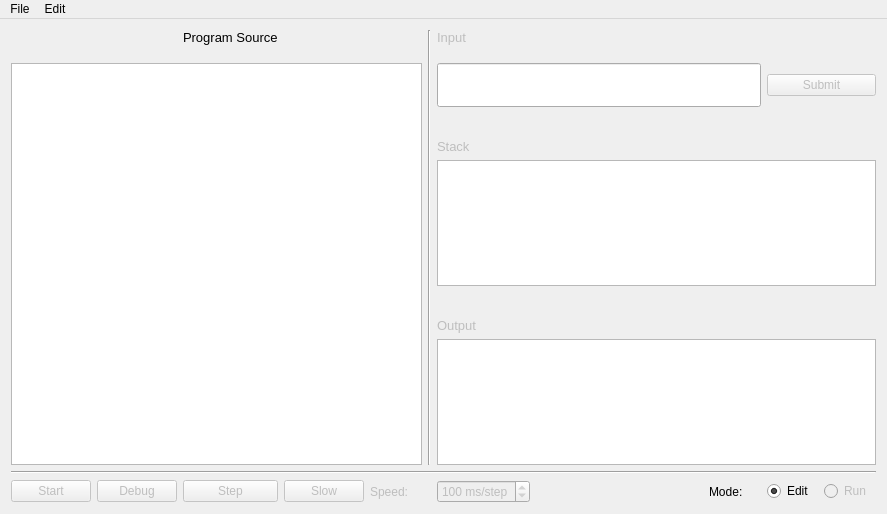
kagof/BefungeInterpreter, file BefungeInterpreter/mainwindow.ui: the form before one commit.
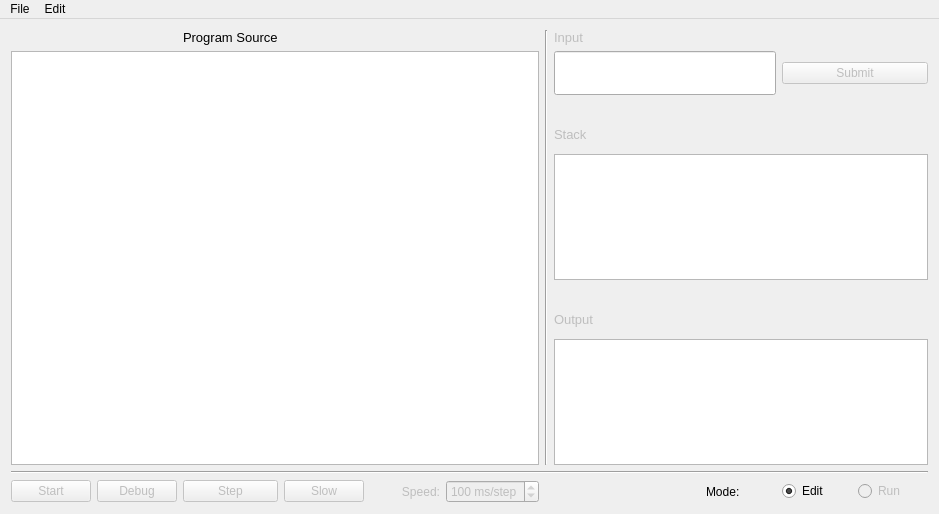
The form after the commit.

Diff of the .ui file:
```diff
--- a/BefungeInterpreter/mainwindow.ui
+++ b/BefungeInterpreter/mainwindow.ui
@@ -6,7 +6,7 @@
    <rect>
     <x>0</x>
     <y>0</y>
-    <width>887</width>
+    <width>939</width>
     <height>514</height>
    </rect>
   </property>
@@ -21,21 +21,8 @@
   </property>
   <widget class="QWidget" name="centralWidget">
    <layout class="QGridLayout" name="gridLayout">
-    <item row="11" column="10">
-     <widget class="QLabel" name="modeLabel">
-      <property name="font">
-       <font>
-        <family>MS Sans Serif</family>
-        <pointsize>9</pointsize>
-       </font>
-      </property>
-      <property name="text">
-       <string>Mode:</string>
-      </property>
-     </widget>
-    </item>
-    <item row="11" column="12">
-     <widget class="QRadioButton" name="runRadioButton">
+    <item row="13" column="4">
+     <widget class="QLabel" name="speedLabel">
       <property name="enabled">
        <bool>false</bool>
       </property>
@@ -46,12 +33,15 @@
        </font>
       </property>
       <property name="text">
-       <string>Run</string>
+       <string>Speed:</string>
+      </property>
+      <property name="alignment">
+       <set>Qt::AlignRight|Qt::AlignTrailing|Qt::AlignVCenter</set>
       </property>
      </widget>
     </item>
-    <item row="8" column="6" colspan="3">
-     <widget class="QLabel" name="outputLabel">
+    <item row="2" column="7">
+     <widget class="QLabel" name="inputLabel">
       <property name="enabled">
        <bool>false</bool>
       </property>
@@ -62,11 +52,41 @@
        </font>
       </property>
       <property name="text">
-       <string>Output</string>
+       <string>Input</string>
       </property>
      </widget>
     </item>
-    <item row="0" column="2">
+    <item row="13" column="5">
+     <widget class="QSpinBox" name="speedBox">
+      <property name="enabled">
+       <bool>false</bool>
+      </property>
+      <property name="font">
+       <font>
+        <family>MS Sans Serif</family>
+       </font>
+      </property>
+      <property name="accelerated">
+       <bool>true</bool>
+      </property>
+      <property name="correctionMode">
+       <enum>QAbstractSpinBox::CorrectToNearestValue</enum>
+      </property>
+      <property name="suffix">
+       <string> ms/step</string>
+      </property>
+      <property name="minimum">
+       <number>1</number>
+      </property>
+      <property name="maximum">
+       <number>500</number>
+      </property>
+      <property name="value">
+       <number>100</number>
+      </property>
+     </widget>
+    </item>
+    <item row="2" column="2">
      <widget class="QLabel" name="sourceLabel">
       <property name="font">
        <font>
@@ -79,23 +99,19 @@
       </property>
      </widget>
     </item>
-    <item row="11" column="11">
-     <widget class="QRadioButton" name="editRadioButton">
+    <item row="3" column="0" rowspan="9" colspan="6">
+     <widget class="QPlainTextEdit" name="sourceBox">
       <property name="font">
        <font>
-        <family>MS Sans Serif</family>
-        <pointsize>9</pointsize>
+        <family>Courier New</family>
        </font>
       </property>
-      <property name="text">
-       <string>Edit</string>
-      </property>
-      <property name="checked">
-       <bool>true</bool>
+      <property name="frameShadow">
+       <enum>QFrame::Raised</enum>
       </property>
      </widget>
     </item>
-    <item row="3" column="11" colspan="2">
+    <item row="3" column="10" colspan="2">
      <widget class="QPushButton" name="inputSubmitButton">
       <property name="enabled">
        <bool>false</bool>
@@ -105,95 +121,7 @@
       </property>
      </widget>
     </item>
-    <item row="5" column="6" colspan="3">
-     <widget class="QLabel" name="stackLabel">
-      <property name="enabled">
-       <bool>false</bool>
-      </property>
-      <property name="font">
-       <font>
-        <family>MS Sans Serif</family>
-        <pointsize>10</pointsize>
-        <italic>false</italic>
-       </font>
-      </property>
-      <property name="text">
-       <string>Stack</string>
-      </property>
-     </widget>
-    </item>
-    <item row="4" column="11" rowspan="2">
-     <spacer name="verticalSpacer_3">
-      <property name="orientation">
-       <enum>Qt::Vertical</enum>
-      </property>
-      <property name="sizeHint" stdset="0">
-       <size>
-        <width>20</width>
-        <height>40</height>
-       </size>
-      </property>
-     </spacer>
-    </item>
-    <item row="9" column="6" colspan="7">
-     <widget class="QTextBrowser" name="outputBox">
-      <property name="enabled">
-       <bool>true</bool>
-      </property>
-      <property name="font">
-       <font>
-        <family>Courier New</family>
-       </font>
-      </property>
-     </widget>
-    </item>
-    <item row="11" column="4">
-     <widget class="QLabel" name="speedLabel">
-      <property name="enabled">
-       <bool>false</bool>
-      </property>
-      <property name="font">
-       <font>
-        <family>MS Sans Serif</family>
-        <pointsize>9</pointsize>
-       </font>
-      </property>
-      <property name="text">
-       <string>Speed:</string>
-      </property>
-     </widget>
-    </item>
-    <item row="11" column="0">
-     <widget class="QPushButton" name="startButton">
-      <property name="enabled">
-       <bool>false</bool>
-      </property>
-      <property name="text">
-       <string>Start</string>
-      </property>
-     </widget>
-    </item>
-    <item row="11" column="3">
-     <widget class="QPushButton" name="slowButton">
-      <property name="enabled">
-       <bool>false</bool>
-      </property>
-      <property name="text">
-       <string>Slow</string>
-      </property>
-     </widget>
-    </item>
-    <item row="11" column="1">
-     <widget class="QPushButton" name="debugButton">
-      <property name="enabled">
-       <bool>false</bool>
-      </property>
-      <property name="text">
-       <string>Debug</string>
-      </property>
-     </widget>
-    </item>
-    <item row="11" column="2">
+    <item row="13" column="2">
      <widget class="QPushButton" name="stepButton">
       <property name="enabled">
        <bool>false</bool>
@@ -203,14 +131,121 @@
       </property>
      </widget>
     </item>
-    <item row="10" column="0" colspan="13">
+    <item row="13" column="3">
+     <widget class="QPushButton" name="slowButton">
+      <property name="enabled">
+       <bool>false</bool>
+      </property>
+      <property name="text">
+       <string>Slow</string>
+      </property>
+     </widget>
+    </item>
+    <item row="5" column="10" rowspan="2">
+     <spacer name="verticalSpacer_3">
+      <property name="orientation">
+       <enum>Qt::Vertical</enum>
+      </property>
+      <property name="sizeHint" stdset="0">
+       <size>
+        <width>20</width>
+        <height>40</height>
+       </size>
+      </property>
+     </spacer>
+    </item>
+    <item row="12" column="0" colspan="12">
      <widget class="Line" name="hLine">
       <property name="orientation">
        <enum>Qt::Horizontal</enum>
       </property>
      </widget>
     </item>
-    <item row="6" column="6" colspan="7">
+    <item row="13" column="1">
+     <widget class="QPushButton" name="debugButton">
+      <property name="enabled">
+       <bool>false</bool>
+      </property>
+      <property name="text">
+       <string>Debug</string>
+      </property>
+     </widget>
+    </item>
+    <item row="13" column="0">
+     <widget class="QPushButton" name="startButton">
+      <property name="enabled">
+       <bool>false</bool>
+      </property>
+      <property name="text">
+       <string>Start</string>
+      </property>
+     </widget>
+    </item>
+    <item row="13" column="10">
+     <widget class="QRadioButton" name="editRadioButton">
+      <property name="font">
+       <font>
+        <family>MS Sans Serif</family>
+        <pointsize>9</pointsize>
+       </font>
+      </property>
+      <property name="text">
+       <string>Edit</string>
+      </property>
+      <property name="checked">
+       <bool>true</bool>
+      </property>
+     </widget>
+    </item>
+    <item row="13" column="11">
+     <widget class="QRadioButton" name="runRadioButton">
+      <property name="enabled">
+       <bool>false</bool>
+      </property>
+      <property name="font">
+       <font>
+        <family>MS Sans Serif</family>
+        <pointsize>9</pointsize>
+       </font>
+      </property>
+      <property name="text">
+       <string>Run</string>
+      </property>
+     </widget>
+    </item>
+    <item row="13" column="9">
+     <widget class="QLabel" name="modeLabel">
+      <property name="font">
+       <font>
+        <family>MS Sans Serif</family>
+        <pointsize>9</pointsize>
+       </font>
+      </property>
+      <property name="text">
+       <string>Mode:</string>
+      </property>
+     </widget>
+    </item>
+    <item row="2" column="6" rowspan="10">
+     <widget class="Line" name="vLine">
+      <property name="acceptDrops">
+       <bool>false</bool>
+      </property>
+      <property name="frameShadow">
+       <enum>QFrame::Sunken</enum>
+      </property>
+      <property name="lineWidth">
+       <number>1</number>
+      </property>
+      <property name="midLineWidth">
+       <number>0</number>
+      </property>
+      <property name="orientation">
+       <enum>Qt::Vertical</enum>
+      </property>
+     </widget>
+    </item>
+    <item row="7" column="7" colspan="5">
      <widget class="QTextBrowser" name="stackBox">
       <property name="enabled">
        <bool>true</bool>
@@ -222,7 +257,24 @@
       </property>
      </widget>
     </item>
-    <item row="4" column="6">
+    <item row="5" column="7">
+     <widget class="QLabel" name="stackLabel">
+      <property name="enabled">
+       <bool>false</bool>
+      </property>
+      <property name="font">
+       <font>
+        <family>MS Sans Serif</family>
+        <pointsize>10</pointsize>
+        <italic>false</italic>
+       </font>
+      </property>
+      <property name="text">
+       <string>Stack</string>
+      </property>
+     </widget>
+    </item>
+    <item row="4" column="7">
      <spacer name="verticalSpacer_2">
       <property name="orientation">
        <enum>Qt::Vertical</enum>
@@ -238,7 +290,7 @@
       </property>
      </spacer>
     </item>
-    <item row="3" column="6" colspan="5">
+    <item row="3" column="7" colspan="3">
      <widget class="QLineEdit" name="inputBox">
       <property name="enabled">
        <bool>true</bool>
@@ -256,7 +308,35 @@
       </property>
      </widget>
     </item>
-    <item row="7" column="6">
+    <item row="9" column="7">
+     <widget class="QLabel" name="outputLabel">
+      <property name="enabled">
+       <bool>false</bool>
+      </property>
+      <property name="font">
+       <font>
+        <family>MS Sans Serif</family>
+        <pointsize>10</pointsize>
+       </font>
+      </property>
+      <property name="text">
+       <string>Output</string>
+      </property>
+     </widget>
+    </item>
+    <item row="11" column="7" colspan="5">
+     <widget class="QTextBrowser" name="outputBox">
+      <property name="enabled">
+       <bool>true</bool>
+      </property>
+      <property name="font">
+       <font>
+        <family>Courier New</family>
+       </font>
+      </property>
+     </widget>
+    </item>
+    <item row="8" column="7">
      <spacer name="verticalSpacer">
       <property name="orientation">
        <enum>Qt::Vertical</enum>
@@ -272,74 +352,6 @@
       </property>
      </spacer>
     </item>
-    <item row="0" column="6" colspan="3">
-     <widget class="QLabel" name="inputLabel">
-      <property name="enabled">
-       <bool>false</bool>
-      </property>
-      <property name="font">
-       <font>
-        <family>MS Sans Serif</family>
-        <pointsize>10</pointsize>
-       </font>
-      </property>
-      <property name="text">
-       <string>Input</string>
-      </property>
-     </widget>
-    </item>
-    <item row="0" column="5" rowspan="10">
-     <widget class="Line" name="vLine">
-      <property name="frameShadow">
-       <enum>QFrame::Sunken</enum>
-      </property>
-      <property name="lineWidth">
-       <number>1</number>
-      </property>
-      <property name="midLineWidth">
-       <number>0</number>
-      </property>
-      <property name="orientation">
-       <enum>Qt::Vertical</enum>
-      </property>
-     </widget>
-    </item>
-    <item row="11" column="6">
-     <widget class="QSpinBox" name="speedBox">
-      <property name="enabled">
-       <bool>false</bool>
-      </property>
-      <property name="font">
-       <font>
-        <family>MS Sans Serif</family>
-       </font>
-      </property>
-      <property name="suffix">
-       <string> ms/step</string>
-      </property>
-      <property name="minimum">
-       <number>1</number>
-      </property>
-      <property name="maximum">
-       <number>500</number>
-      </property>
-      <property name="value">
-       <number>100</number>
-      </property>
-     </widget>
-    </item>
-    <item row="3" column="0" rowspan="7" colspan="5">
-     <widget class="QTextEdit" name="sourceBox">
-      <property name="font">
-       <font>
-        <family>Courier New</family>
-       </font>
-      </property>
-      <property name="frameShadow">
-       <enum>QFrame::Raised</enum>
-      </property>
-     </widget>
-    </item>
    </layout>
   </widget>
   <widget class="QMenuBar" name="menuBar">
@@ -347,7 +359,7 @@
     <rect>
      <x>0</x>
      <y>0</y>
-     <width>887</width>
+     <width>939</width>
      <height>21</height>
     </rect>
    </property>
```
